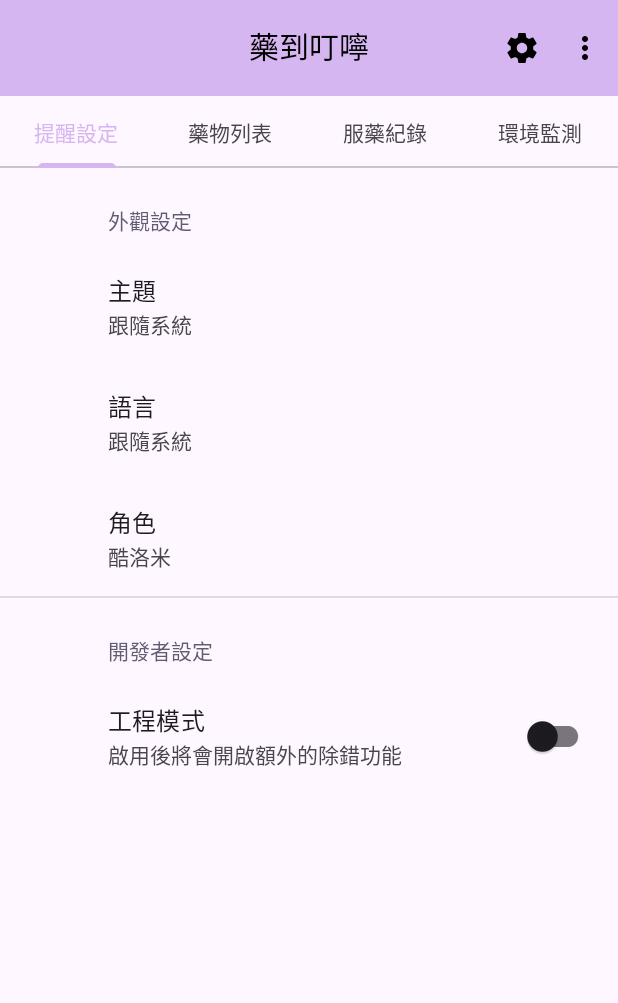
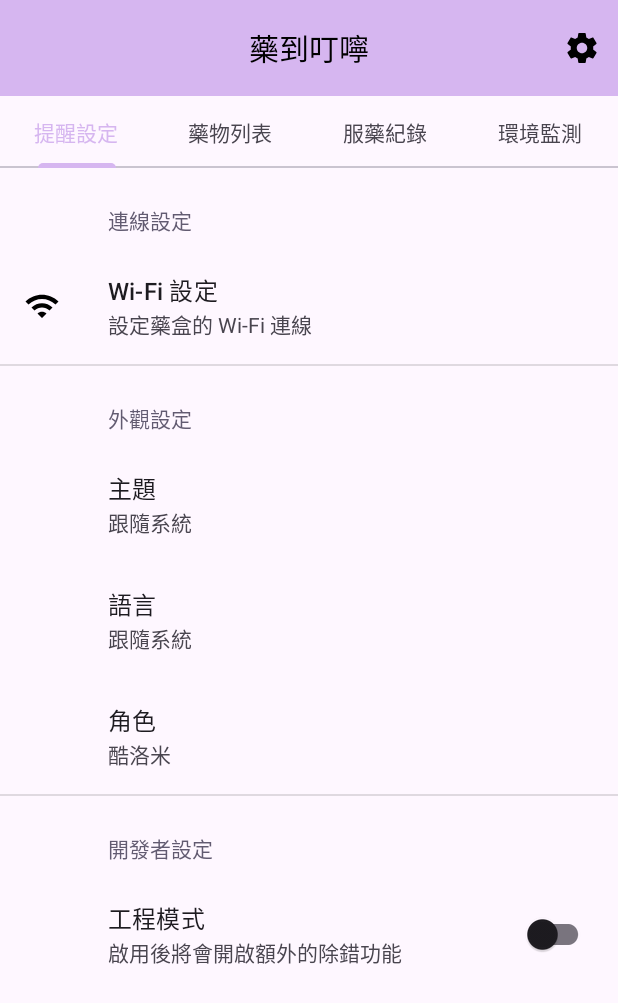
Before and after one commit to thumb2086/Medication_reminder, an Android app: the fragment SettingsFragment placed in its activity, on a phone screen of 412 x 824 dp. Shown: the top 1003 px of the screen. Run offline under Robolectric (Android 15) with nearby library versions, the phone set to English and light mode, and no system bars; our stand-ins replace Dagger/Hilt's generated code, androidx.preference.

Commit message:
feat: Relocate Wi-Fi settings and refine UI components
This commit integrates the Wi-Fi configuration into the main Settings screen, improving navigation flow. It also addresses significant UI polish tasks, including fixing Toolbar title alignment, correcting popup menu positioning, and enhancing the History and Reminder screens.

### Key Changes:

-   **Wi-Fi Configuration:**
    -   **Navigation:** Removed the specific "Wi-Fi Settings" action from the main Toolbar menu (`main_menu.xml`) and integrated it into the `SettingsFragment` via `preferences.xml`.
    -   **Implementation:** Added `onPreferenceTreeClick` in `SettingsFragment.kt` to handle navigation to `WiFiConfigFragment`.
    -   **UI Refinement:** Wrapped `fragment_wifi_config.xml` in a `ScrollView` for better accessibility on small screens and enabled password toggling.

-   **Toolbar & Popup Menu Styles:**
    -   **Centering:** Fixed Toolbar title vertical alignment in `activity_main.xml` by removing padding hacks and using `layout_gravity="center"`.
    -   **Menu Positioning:** Overhauled `themes.xml` (Day/Night) to define custom `Widget.App.PopupMenu` styles. explicit `overlapAnchor` settings were adjusted to prevent the menu from floating awkwardly or leaving gaps below the toolbar.
    -   **Theming:** Applied `ThemeOverlay.App.Toolbar` and `ThemeOverlay.App.PopupMenu` explicitly to ensure consistent text colors across different character themes.

-   **History Screen:**
    -   **Month Header:** Added a `monthTitle` TextView to `fragment_history.xml`.
    -   **Scroll Logic:** Implemented a scroll listener in `HistoryFragment.kt` to dynamically update the header text (e.g., "January 2024") as the user scrolls through the calendar.

-   **Reminder Settings:**
    -   **Dynamic Layout:** Updated `ReminderSettingsFragment.kt` to hide the character illustration (`kuromiImage`) when the "Add/Edit Medication" form is active, providing more screen space for input fields.
    -   **Safety:** Added a null/connection check for `bluetoothLeManager` before attempting to sync alarms.

-   **Documentation:**
    -   Updated `README.md` and `README_cn.md` to reflect the latest features, CI/CD integration, and protocol versioning.
    -   Updated `log.md` and `todo.md` with recent progress.

```diff
--- a/app/src/main/java/com/example/medicationreminderapp/MainActivity.kt
+++ b/app/src/main/java/com/example/medicationreminderapp/MainActivity.kt
@@ -102,7 +102,10 @@ class MainActivity : AppCompatActivity(), BluetoothLeManager.BleListener {
                 updateUiForFragment(false)
             }
         })
-        updateUiForFragment(false)
+        // Postpone UI update to ensure fragment manager has restored its state
+        Handler(Looper.getMainLooper()).post {
+            updateUiForFragment(supportFragmentManager.backStackEntryCount > 0)
+        }
     }
 
     fun updateUiForFragment(isFragmentOnBackStack: Boolean) {
@@ -171,13 +174,6 @@ class MainActivity : AppCompatActivity(), BluetoothLeManager.BleListener {
             R.id.action_settings -> {
                 supportFragmentManager.commit {
                     replace(R.id.fragment_container, SettingsFragment())
-                    addToBackStack(null)
-                }
-                true
-            }
-            R.id.action_wifi_settings -> {
-                supportFragmentManager.commit {
-                    replace(R.id.fragment_container, WiFiConfigFragment())
                     addToBackStack(null)
                 }
                 true
--- /dev/null
+++ b/app/src/main/res/drawable/ic_wifi.xml
@@ -0,0 +1,9 @@
+<vector xmlns:android="http://schemas.android.com/apk/res/android"
+    android:width="24dp"
+    android:height="24dp"
+    android:viewportWidth="24"
+    android:viewportHeight="24">
+  <path
+      android:fillColor="#FF000000"
+      android:pathData="M1,9l2,2c4.97,-4.97 13.03,-4.97 18,0l2,-2C16.93,2.93 7.08,2.93 1,9zM9,17l3,3 3,-3c-1.65,-1.66 -4.34,-1.66 -6,0zM5,13l2,2c2.76,-2.76 7.24,-2.76 10,0l2,-2C15.14,9.14 8.87,9.14 5,13z"/>
+</vector>
--- a/app/src/main/res/layout/activity_main.xml
+++ b/app/src/main/res/layout/activity_main.xml
@@ -15,17 +15,20 @@
             android:id="@+id/toolbar"
             android:layout_width="match_parent"
             android:layout_height="?attr/actionBarSize"
+            app:contentInsetStart="0dp"
             app:menu="@menu/main_menu"
+            app:popupTheme="@style/ThemeOverlay.App.PopupMenu"
             android:theme="@style/Widget.App.Toolbar">
 
             <TextView
                 android:layout_width="wrap_content"
                 android:layout_height="wrap_content"
                 android:layout_gravity="center"
-                android:paddingTop="15dp"
+                android:gravity="center"
                 android:text="@string/app_name"
                 android:textAppearance="@style/TextAppearance.AppCompat.Widget.ActionBar.Title"
-                android:textColor="?attr/colorOnPrimary" />
+                android:textColor="?attr/colorOnPrimary"
+                android:includeFontPadding="false" />
         </com.google.android.material.appbar.MaterialToolbar>
 
         <com.google.android.material.tabs.TabLayout
--- a/app/src/main/res/menu/main_menu.xml
+++ b/app/src/main/res/menu/main_menu.xml
@@ -6,8 +6,4 @@
         android:icon="@drawable/ic_settings"
         android:title="@string/settings"
         app:showAsAction="ifRoom" />
-    <item
-        android:id="@+id/action_wifi_settings"
-        android:title="@string/wifi_settings"
-        app:showAsAction="never" />
 </menu>
--- a/app/src/main/res/values-night/themes.xml
+++ b/app/src/main/res/values-night/themes.xml
@@ -38,6 +38,41 @@
         <item name="android:statusBarColor">@android:color/transparent</item>
         <item name="android:windowDrawsSystemBarBackgrounds">true</item>
         <item name="android:windowLayoutInDisplayCutoutMode">shortEdges</item>
+
+        <!-- Customize Popup Menu -->
+        <item name="actionOverflowMenuStyle">@style/Widget.App.PopupMenu.Overflow</item>
+        <item name="popupMenuStyle">@style/Widget.App.PopupMenu</item>
+        <item name="android:popupMenuStyle">@style/Widget.App.PopupMenu</item>
+        <item name="actionBarTheme">@style/ThemeOverlay.App.Toolbar</item>
+    </style>
+
+    <style name="Widget.App.Toolbar" parent="Widget.Material3.Toolbar">
+        <item name="titleTextColor">?attr/colorOnPrimary</item>
+        <item name="actionMenuTextColor">?attr/colorOnPrimary</item>
+        <item name="colorControlNormal">?attr/colorOnPrimary</item>
+        <item name="actionOverflowMenuStyle">@style/Widget.App.PopupMenu.Overflow</item>
+        <item name="popupTheme">@style/ThemeOverlay.App.PopupMenu</item>
+    </style>
+
+    <style name="ThemeOverlay.App.Toolbar" parent="ThemeOverlay.Material3.ActionBar">
+         <item name="actionOverflowMenuStyle">@style/Widget.App.PopupMenu.Overflow</item>
+         <item name="popupMenuStyle">@style/Widget.App.PopupMenu</item>
+         <item name="android:popupMenuStyle">@style/Widget.App.PopupMenu</item>
+    </style>
+
+    <style name="ThemeOverlay.App.PopupMenu" parent="ThemeOverlay.Material3.Dark">
+        <item name="android:textColor">?attr/colorOnSurface</item>
+    </style>
+
+    <!-- Custom Popup Menu Style -->
+    <style name="Widget.App.PopupMenu" parent="Widget.Material3.PopupMenu">
+        <item name="android:overlapAnchor">false</item>
+        <!-- Removed android:dropDownVerticalOffset -->
+    </style>
+
+    <style name="Widget.App.PopupMenu.Overflow" parent="Widget.Material3.PopupMenu.Overflow">
+        <item name="android:overlapAnchor">false</item>
+        <!-- Removed android:dropDownVerticalOffset -->
     </style>
 
     <!-- Character Themes -->
@@ -46,8 +81,11 @@
         <item name="colorOnPrimary">#FFFFFF</item>
         <item name="colorPrimaryContainer">@color/primaryContainer_kuromi</item>
         <item name="colorOnPrimaryContainer">@color/onPrimaryContainer_kuromi</item>
-        <item name="android:actionMenuTextColor">#FFFFFF</item>
-        <item name="android:titleTextColor">#FFFFFF</item>
+
+        <item name="actionOverflowMenuStyle">@style/Widget.App.PopupMenu.Overflow</item>
+        <item name="popupMenuStyle">@style/Widget.App.PopupMenu</item>
+        <item name="android:popupMenuStyle">@style/Widget.App.PopupMenu</item>
+        <item name="actionBarTheme">@style/ThemeOverlay.App.Toolbar</item>
     </style>
 
     <style name="Theme.MedicationReminderApp.MyMelody" parent="Theme.Material3.Dark.NoActionBar">
@@ -55,8 +93,11 @@
         <item name="colorOnPrimary">#FFFFFF</item>
         <item name="colorPrimaryContainer">@color/primaryContainer_mymelody</item>
         <item name="colorOnPrimaryContainer">@color/onPrimaryContainer_mymelody</item>
-        <item name="android:actionMenuTextColor">#FFFFFF</item>
-        <item name="android:titleTextColor">#FFFFFF</item>
+
+        <item name="actionOverflowMenuStyle">@style/Widget.App.PopupMenu.Overflow</item>
+        <item name="popupMenuStyle">@style/Widget.App.PopupMenu</item>
+        <item name="android:popupMenuStyle">@style/Widget.App.PopupMenu</item>
+        <item name="actionBarTheme">@style/ThemeOverlay.App.Toolbar</item>
     </style>
 
     <style name="Theme.MedicationReminderApp.Cinnamoroll" parent="Theme.Material3.Dark.NoActionBar">
@@ -64,7 +105,10 @@
         <item name="colorOnPrimary">#FFFFFF</item>
         <item name="colorPrimaryContainer">@color/primaryContainer_cinnamoroll</item>
         <item name="colorOnPrimaryContainer">@color/onPrimaryContainer_cinnamoroll</item>
-        <item name="android:actionMenuTextColor">#FFFFFF</item>
-        <item name="android:titleTextColor">#FFFFFF</item>
+
+        <item name="actionOverflowMenuStyle">@style/Widget.App.PopupMenu.Overflow</item>
+        <item name="popupMenuStyle">@style/Widget.App.PopupMenu</item>
+        <item name="android:popupMenuStyle">@style/Widget.App.PopupMenu</item>
+        <item name="actionBarTheme">@style/ThemeOverlay.App.Toolbar</item>
     </style>
 </resources>
--- a/app/src/main/res/values/strings.xml
+++ b/app/src/main/res/values/strings.xml
@@ -219,7 +219,9 @@
     <string name="kuromi_image_description">酷洛米圖片</string>
 
     <!-- Wi-Fi Settings -->
+    <string name="connection_settings">連線設定</string>
     <string name="wifi_settings">Wi-Fi 設定</string>
+    <string name="wifi_settings_summary">設定藥盒的 Wi-Fi 連線</string>
     <string name="wifi_ssid">Wi-Fi 名稱 (SSID)</string>
     <string name="wifi_password">Wi-Fi 密碼</string>
     <string name="send_wifi_credentials">傳送 Wi-Fi 憑證</string>
--- a/app/src/main/res/values/themes.xml
+++ b/app/src/main/res/values/themes.xml
@@ -38,12 +38,45 @@
         <item name="android:statusBarColor">@android:color/transparent</item>
         <item name="android:windowDrawsSystemBarBackgrounds">true</item>
         <item name="android:windowLayoutInDisplayCutoutMode">shortEdges</item>
+
+        <!-- Customize Popup Menu -->
+        <item name="actionOverflowMenuStyle">@style/Widget.App.PopupMenu.Overflow</item>
+        <item name="popupMenuStyle">@style/Widget.App.PopupMenu</item>
+        <item name="android:popupMenuStyle">@style/Widget.App.PopupMenu</item>
+        <!-- Create a specific theme overlay for toolbar popups -->
+        <item name="actionBarTheme">@style/ThemeOverlay.App.Toolbar</item>
     </style>
 
     <style name="Widget.App.Toolbar" parent="Widget.Material3.Toolbar">
         <item name="titleTextColor">?attr/colorOnPrimary</item>
         <item name="actionMenuTextColor">?attr/colorOnPrimary</item>
         <item name="colorControlNormal">?attr/colorOnPrimary</item>
+        <!-- Explicitly apply popup theme to toolbar overflow menu -->
+        <item name="actionOverflowMenuStyle">@style/Widget.App.PopupMenu.Overflow</item>
+        <item name="popupTheme">@style/ThemeOverlay.App.PopupMenu</item>
+    </style>
+
+    <!-- Theme Overlay for Toolbar Popup -->
+    <style name="ThemeOverlay.App.Toolbar" parent="ThemeOverlay.Material3.ActionBar">
+         <item name="actionOverflowMenuStyle">@style/Widget.App.PopupMenu.Overflow</item>
+         <item name="popupMenuStyle">@style/Widget.App.PopupMenu</item>
+         <item name="android:popupMenuStyle">@style/Widget.App.PopupMenu</item>
+    </style>
+
+    <style name="ThemeOverlay.App.PopupMenu" parent="ThemeOverlay.Material3.Light">
+        <!-- This forces the popup theme correctly -->
+        <item name="android:textColor">?attr/colorOnSurface</item>
+    </style>
+
+    <!-- Custom Popup Menu Style -->
+    <style name="Widget.App.PopupMenu" parent="Widget.Material3.PopupMenu">
+        <item name="android:overlapAnchor">false</item>
+        <!-- Removed android:dropDownVerticalOffset -->
+    </style>
+
+    <style name="Widget.App.PopupMenu.Overflow" parent="Widget.Material3.PopupMenu.Overflow">
+        <item name="android:overlapAnchor">false</item>
+        <!-- Removed android:dropDownVerticalOffset -->
     </style>
 
     <!-- Character Themes -->
@@ -52,6 +85,11 @@
         <item name="colorOnPrimary">#000000</item>
         <item name="colorPrimaryContainer">@color/primaryContainer_kuromi</item>
         <item name="colorOnPrimaryContainer">@color/onPrimaryContainer_kuromi</item>
+
+        <item name="actionOverflowMenuStyle">@style/Widget.App.PopupMenu.Overflow</item>
+        <item name="popupMenuStyle">@style/Widget.App.PopupMenu</item>
+        <item name="android:popupMenuStyle">@style/Widget.App.PopupMenu</item>
+        <item name="actionBarTheme">@style/ThemeOverlay.App.Toolbar</item>
     </style>
 
     <style name="Theme.MedicationReminderApp.MyMelody" parent="Theme.Material3.Light.NoActionBar">
@@ -59,6 +97,11 @@
         <item name="colorOnPrimary">#000000</item>
         <item name="colorPrimaryContainer">@color/primaryContainer_mymelody</item>
         <item name="colorOnPrimaryContainer">@color/onPrimaryContainer_mymelody</item>
+
+        <item name="actionOverflowMenuStyle">@style/Widget.App.PopupMenu.Overflow</item>
+        <item name="popupMenuStyle">@style/Widget.App.PopupMenu</item>
+        <item name="android:popupMenuStyle">@style/Widget.App.PopupMenu</item>
+        <item name="actionBarTheme">@style/ThemeOverlay.App.Toolbar</item>
     </style>
 
     <style name="Theme.MedicationReminderApp.Cinnamoroll" parent="Theme.Material3.Light.NoActionBar">
@@ -66,5 +109,10 @@
         <item name="colorOnPrimary">#000000</item>
         <item name="colorPrimaryContainer">@color/primaryContainer_cinnamoroll</item>
         <item name="colorOnPrimaryContainer">@color/onPrimaryContainer_cinnamoroll</item>
+
+        <item name="actionOverflowMenuStyle">@style/Widget.App.PopupMenu.Overflow</item>
+        <item name="popupMenuStyle">@style/Widget.App.PopupMenu</item>
+        <item name="android:popupMenuStyle">@style/Widget.App.PopupMenu</item>
+        <item name="actionBarTheme">@style/ThemeOverlay.App.Toolbar</item>
     </style>
 </resources>
--- a/app/src/main/res/xml/preferences.xml
+++ b/app/src/main/res/xml/preferences.xml
@@ -1,5 +1,13 @@
 <?xml version="1.0" encoding="utf-8"?>
 <PreferenceScreen xmlns:app="http://schemas.android.com/apk/res-auto">
+
+    <PreferenceCategory app:title="@string/connection_settings">
+        <Preference
+            app:key="wifi_settings"
+            app:title="@string/wifi_settings"
+            app:summary="@string/wifi_settings_summary"
+            app:icon="@drawable/ic_wifi" />
+    </PreferenceCategory>
 
     <PreferenceCategory app:title="@string/appearance_settings">
 
```
Also changed, not shown: app/src/main/java/com/example/medicationreminderapp/HistoryFragment.kt (+9 -0 lines), app/src/main/java/com/example/medicationreminderapp/ReminderSettingsFragment.kt (+18 -1 lines), app/src/main/java/com/example/medicationreminderapp/SettingsFragment.kt (+15 -0 lines), app/src/main/res/layout/fragment_history.xml (+6 -4 lines), app/src/main/res/layout/fragment_wifi_config.xml (+13 -4 lines), 5 other files.
